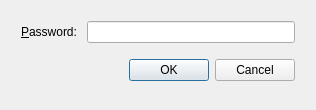
First picture: the form in qt_ui/get_password_dialog.ui, repository evpo/EncryptPad, before the edit.
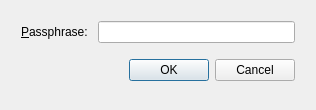
Second picture: the form after the edit.

Commit message: All passwords because passphrases except in file names. WIP

```diff
--- a/qt_ui/get_password_dialog.ui
+++ b/qt_ui/get_password_dialog.ui
@@ -46,7 +46,7 @@
      <item row="0" column="0">
       <widget class="QLabel" name="label">
        <property name="text">
-        <string>&amp;Password:</string>
+        <string>&amp;Passphrase:</string>
        </property>
        <property name="buddy">
         <cstring>uiPassword</cstring>
```
Left out of the diff: 16 changed lines with no effect on the pictures. The commit also changes 35 other files.
